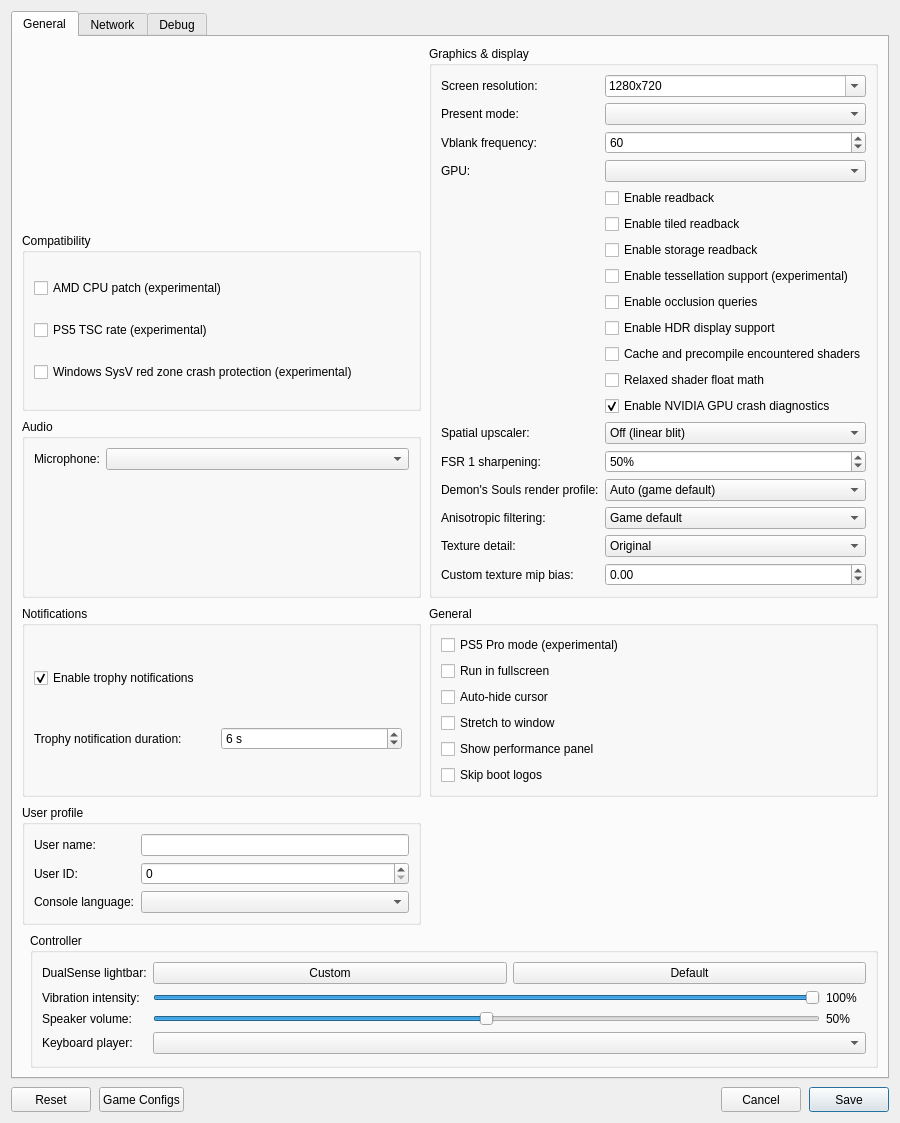
Before: the Qt Designer form src/launcher/forms/configuration_edit_dialog.ui in TamanGitUser/KytyPS5, drawn with Qt 5.
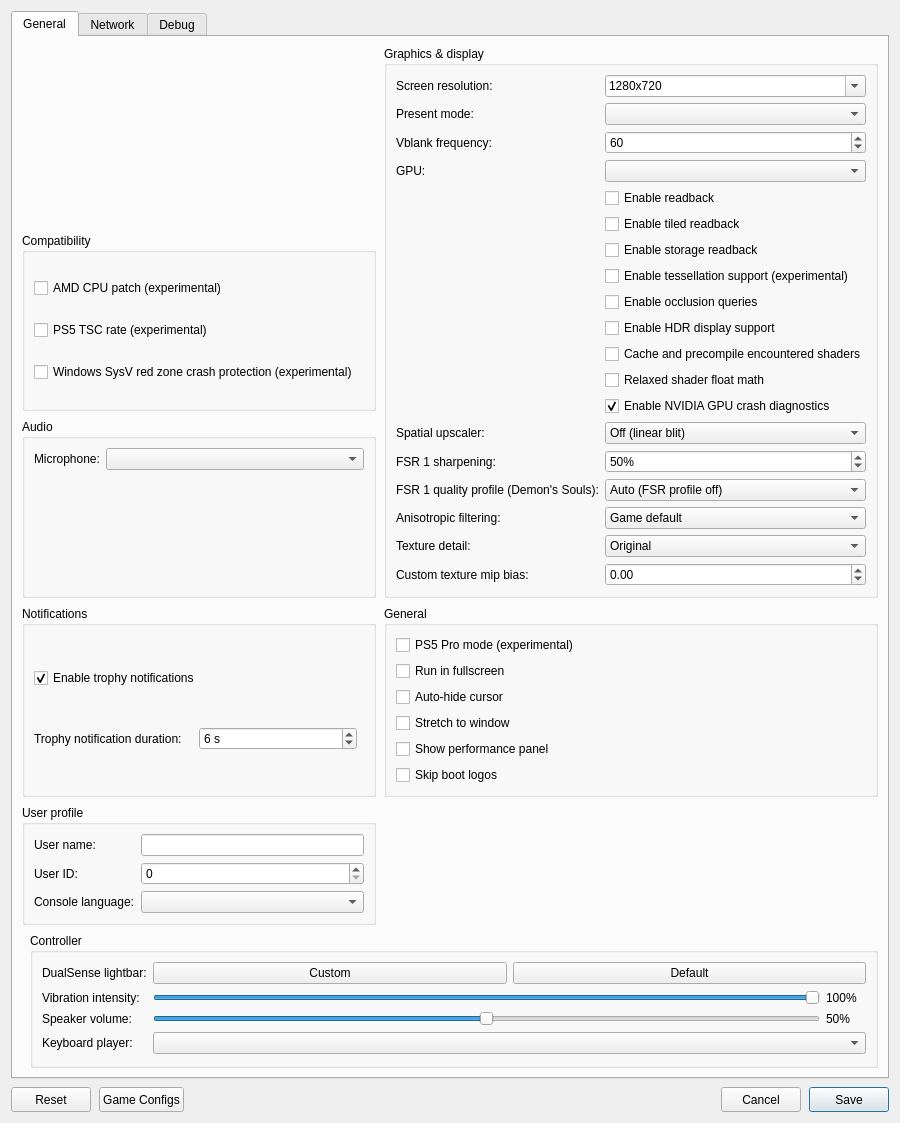
After: the same form once the commit is applied. Custom widgets are drawn as their Qt base class.

Commit message: launcher: name combined FSR1 quality profiles

```diff
--- a/src/launcher/forms/configuration_edit_dialog.ui
+++ b/src/launcher/forms/configuration_edit_dialog.ui
@@ -247,13 +247,13 @@
             <item row="16" column="0">
              <widget class="QLabel" name="label_demons_souls_render_preset">
               <property name="toolTip"><string>Experimental game-side render-resolution patches for the exact Demon's Souls PPSA01341 01.007.000 eboot. The launcher verifies its SHA-256 before generating a separate launch patch; the emulator also checks original bytes before applying it. Output/TAA target remains 4K. This is not an FSR algorithm selector.</string></property>
-              <property name="text"><string>Demon's Souls render profile:</string></property>
+              <property name="text"><string>FSR 1 quality profile (Demon's Souls):</string></property>
              </widget>
             </item>
             <item row="16" column="1">
              <widget class="QComboBox" name="comboBox_demons_souls_render_preset">
-              <property name="toolTip"><string>Auto keeps the game's original render resolution. Quality 2560x1440 matches the game's baseline. Balanced 2304x1296 and Performance 1920x1080 reduce rendering work; Ultra Quality 2944x1656 is higher than baseline and may cost FPS. These are experimental 4K-output game render profiles, not an FSR algorithm switch, and require the exact verified eboot.</string></property>
-              <item><property name="text"><string>Auto (game default)</string></property></item>
+              <property name="toolTip"><string>Selecting a profile enables AMD FSR 1 and applies a verified game-side render resolution for 4K output: Ultra Quality 2944x1656, Quality 2560x1440, Balanced 2304x1296 or Performance 1920x1080. Performance modes reduce internal rendering work; Ultra Quality may cost FPS. Auto leaves the game resolution unchanged. Only the exact verified PPSA01341 01.007.000 eboot is supported. FSR 1 EASU is used when the game's presentation image is below the output size; otherwise RCAS sharpening is applied to the same-size image.</string></property>
+              <item><property name="text"><string>Auto (FSR profile off)</string></property></item>
               <item><property name="text"><string>Ultra Quality — 2944x1656</string></property></item>
               <item><property name="text"><string>Quality — 2560x1440</string></property></item>
               <item><property name="text"><string>Balanced — 2304x1296</string></property></item>
```
